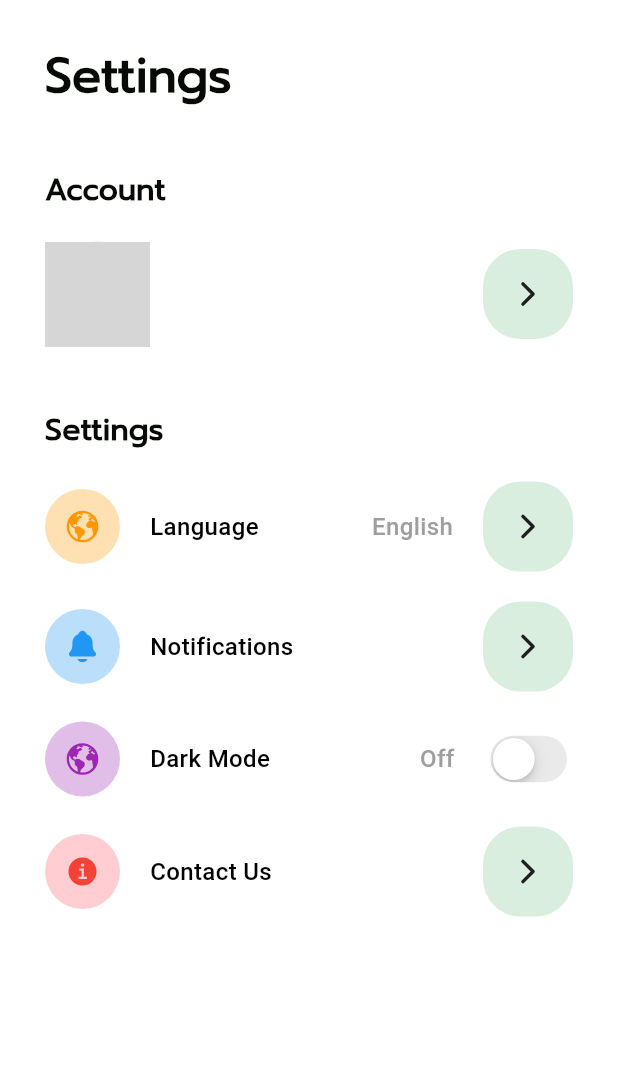
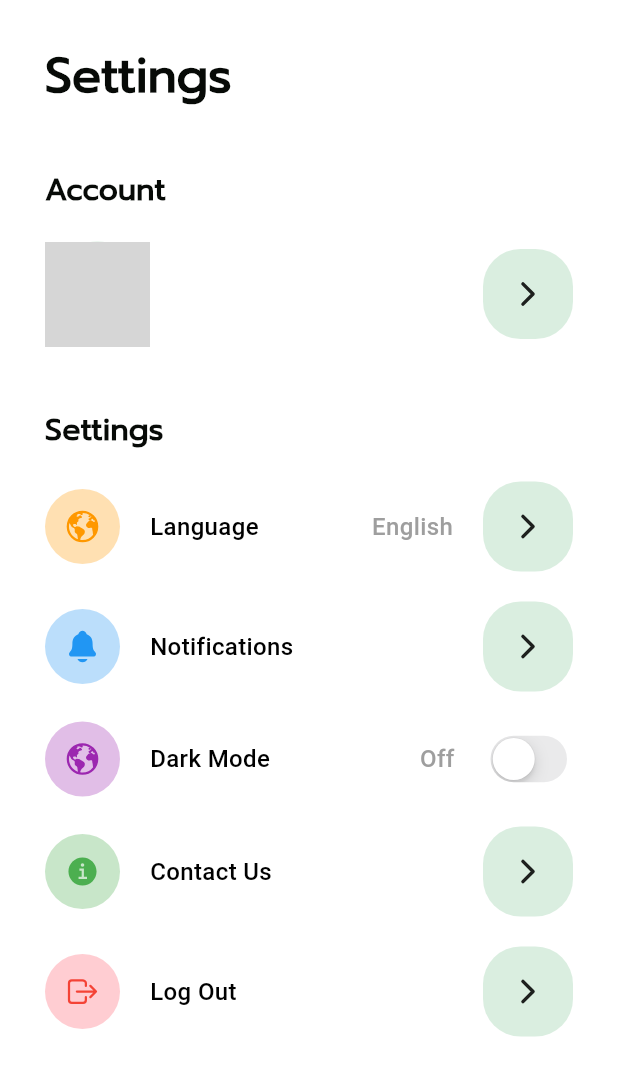
Before and after one commit to sh4dowstorm/Moblie_Project, a Flutter app: the SettingScreen screen opened directly with empty values, on a phone screen of 412 x 824 dp. Shown: the top 1076 px of the screen. Run offline on Flutter 3.47's test engine with Material 3 defaults, Android fonts, the phone set to English and light mode, and no system bars; our stand-ins replace cloud_firestore, date_format, email_validator, firebase_auth, firebase_core, firebase_storage and 8 more; accounts and stored records are empty; network calls fail; project files that could hold a hidden picture were left out; grey boxes are pictures that could not be loaded.

Commit message:
do a logout system

```diff
--- a/lib/screens/setting_screen.dart
+++ b/lib/screens/setting_screen.dart
@@ -1,6 +1,8 @@
 import 'package:flutter/material.dart';
 import 'package:ionicons/ionicons.dart';
 import 'package:cloud_firestore/cloud_firestore.dart';
+import 'package:firebase_auth/firebase_auth.dart';
+
 import 'package:mobile_project/models/user.dart' as appUser;
 import 'package:mobile_project/screens/edit_account_screen.dart';
 import 'package:mobile_project/widgets/forward_button.dart';
@@ -18,6 +20,16 @@ class SettingScreen extends StatefulWidget {
 
 class _SettingScreenState extends State<SettingScreen> {
   bool isDarkMode = false;
+
+  void _signOut() async {
+  try {
+    await FirebaseAuth.instance.signOut();
+    Navigator.of(context).pushReplacementNamed('/login');
+  } catch (e) {
+    print(e.toString()); // Handle any errors during sign out
+  }
+}
+
 
   @override
   Widget build(BuildContext context) {
@@ -130,9 +142,17 @@ class _SettingScreenState extends State<SettingScreen> {
               SettingItem(
                 title: "Contact Us",
                 icon: Ionicons.information_circle_sharp,
+                bgColor: Colors.green.shade100,
+                iconColor: Colors.green,
+                onTap: () {},
+              ),
+              const SizedBox(height: 20),
+              SettingItem(
+                title: "Log Out",
+                icon: Ionicons.log_out_outline,
                 bgColor: Colors.red.shade100,
                 iconColor: Colors.red,
-                onTap: () {},
+                onTap: () => _signOut(),
               ),
             ],
           ),
```
